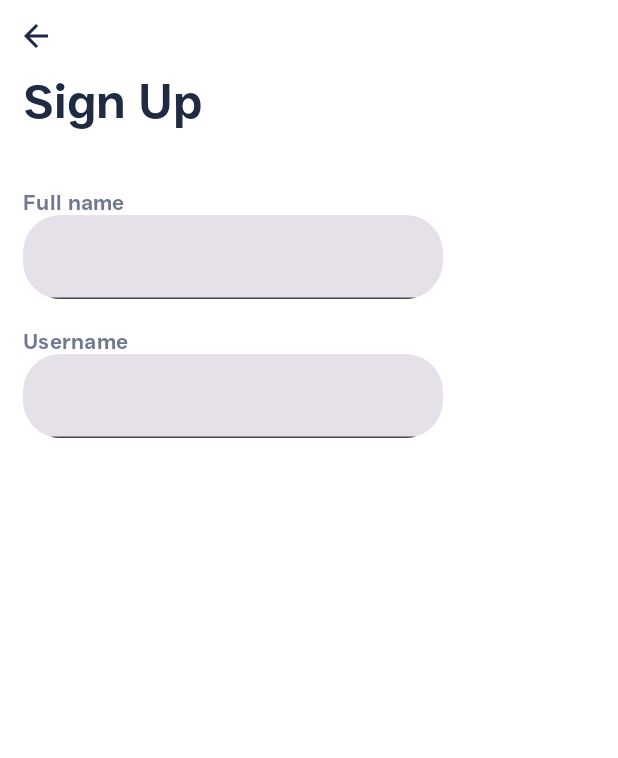
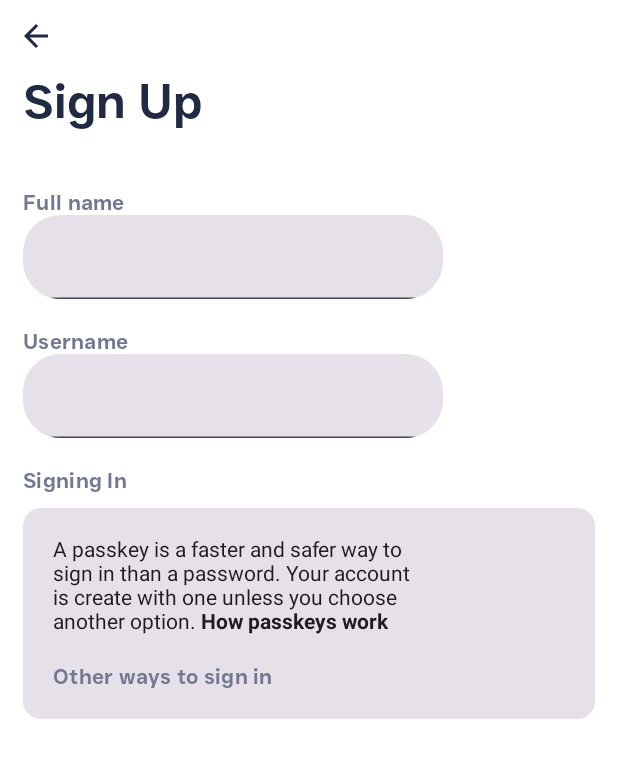
Before and after one commit to LuuOW/android-app-sample, an Android app built with Jetpack Compose: the @Preview function PasskeysSignUpScreenPreview, on a phone screen of 412 x 824 dp. Shown: the top 758 px of the screen. Run offline under Robolectric (Android 15) with nearby library versions, the phone set to English and light mode, and no system bars; network calls fail.

Commit message:
adding passkeys card...

```diff
--- a/app/src/main/java/com/lucaskempe/cropy/ui/authentication/PasskeysLogo.kt
+++ b/app/src/main/java/com/lucaskempe/cropy/ui/authentication/PasskeysLogo.kt
@@ -36,6 +36,7 @@ import androidx.compose.ui.graphics.drawscope.scale
 import androidx.compose.ui.graphics.drawscope.translate
 import androidx.compose.ui.res.painterResource
 import androidx.compose.ui.tooling.preview.Preview
+import androidx.compose.ui.unit.Dp
 import androidx.compose.ui.unit.dp
 import androidx.core.graphics.plus
 import androidx.core.graphics.times
@@ -48,10 +49,14 @@ import kotlin.math.cos
 import kotlin.math.sin
 
 @Composable
-fun PasskeysLogo() {
+fun PasskeysLogo(
+    scaleX: Float = 1f,
+    scaleY: Float = 1f,
+    padding: Dp = 0.dp
+) {
 
     Box(
-        modifier = Modifier.size(300.dp)
+        modifier = Modifier.size(300.dp).scale(scaleX, scaleY).padding(padding)
     ) {
 
         Box(
--- a/app/src/main/java/com/lucaskempe/cropy/ui/authentication/PasskeysSIgnUpScreen.kt
+++ b/app/src/main/java/com/lucaskempe/cropy/ui/authentication/PasskeysSIgnUpScreen.kt
@@ -1,11 +1,16 @@
 package com.lucaskempe.cropy.ui.authentication
 
 import androidx.compose.foundation.layout.Column
+import androidx.compose.foundation.layout.Row
 import androidx.compose.foundation.layout.Spacer
+import androidx.compose.foundation.layout.fillMaxHeight
 import androidx.compose.foundation.layout.fillMaxSize
+import androidx.compose.foundation.layout.fillMaxWidth
 import androidx.compose.foundation.layout.padding
 import androidx.compose.foundation.layout.size
+import androidx.compose.foundation.layout.width
 import androidx.compose.foundation.shape.RoundedCornerShape
+import androidx.compose.material3.Card
 import androidx.compose.material3.Text
 import androidx.compose.material3.TextField
 import androidx.compose.runtime.Composable
@@ -14,11 +19,16 @@ import androidx.compose.runtime.mutableStateOf
 import androidx.compose.runtime.remember
 import androidx.compose.runtime.setValue
 import androidx.compose.ui.Modifier
+import androidx.compose.ui.res.stringResource
+import androidx.compose.ui.text.SpanStyle
+import androidx.compose.ui.text.buildAnnotatedString
+import androidx.compose.ui.text.font.FontWeight
 import androidx.compose.ui.text.input.TextFieldValue
 import androidx.compose.ui.tooling.preview.Preview
 import androidx.compose.ui.unit.dp
 import com.cropy.components.fonts.AppTypography
 import com.cropy.components.topbar.AppTopBar
+import com.lucaskempe.cropy.R
 
 @Composable
 fun PasskeysSignUpScreen(
@@ -51,6 +61,38 @@ fun PasskeysSignUpScreen(
             Text(text = "Username", style = AppTypography.bodyM)
 
             TextField(value = username, onValueChange = { input -> username = input }, modifier = Modifier, shape = RoundedCornerShape(25.dp))
+            Spacer(Modifier.size(20.dp))
+
+            Text(text = "Signing In", style = AppTypography.bodyM)
+            Spacer(Modifier.size(10.dp))
+            Card(
+                modifier = Modifier.fillMaxWidth()
+                    .padding(end = 15.dp)
+            ) {
+                Row(
+                    modifier = Modifier.fillMaxWidth()
+                        .padding(10.dp)
+                ) {
+                    Column(modifier = Modifier){
+                        Text(
+                            modifier = Modifier
+                                .padding(10.dp)
+                                .width(250.dp),
+                            text =
+                            buildAnnotatedString {
+                                append(stringResource(R.string.signing_in_with_passkeys))
+                                pushStyle(SpanStyle(fontWeight = FontWeight.Bold)) // Start bold style
+                                append(" How passkeys work")
+                                pop() // End bold style
+                            }
+                        )
+                        Text("Other ways to sign in", style = AppTypography.bodyM, modifier = Modifier.padding(10.dp))
+
+                    }
+
+                }
+            }
+
 
         }
 
--- a/app/src/main/res/values/strings.xml
+++ b/app/src/main/res/values/strings.xml
@@ -5,6 +5,8 @@
     <string name="second_fragment_label">Second Fragment</string>
     <string name="next">Next</string>
     <string name="previous">Previous</string>
+
+    <string name="signing_in_with_passkeys">A passkey is a faster and safer way to sign in than a password. Your account is create with one unless you choose another option.</string>
 
     <string name="asset_statements" translatable="false">
 [{
```
